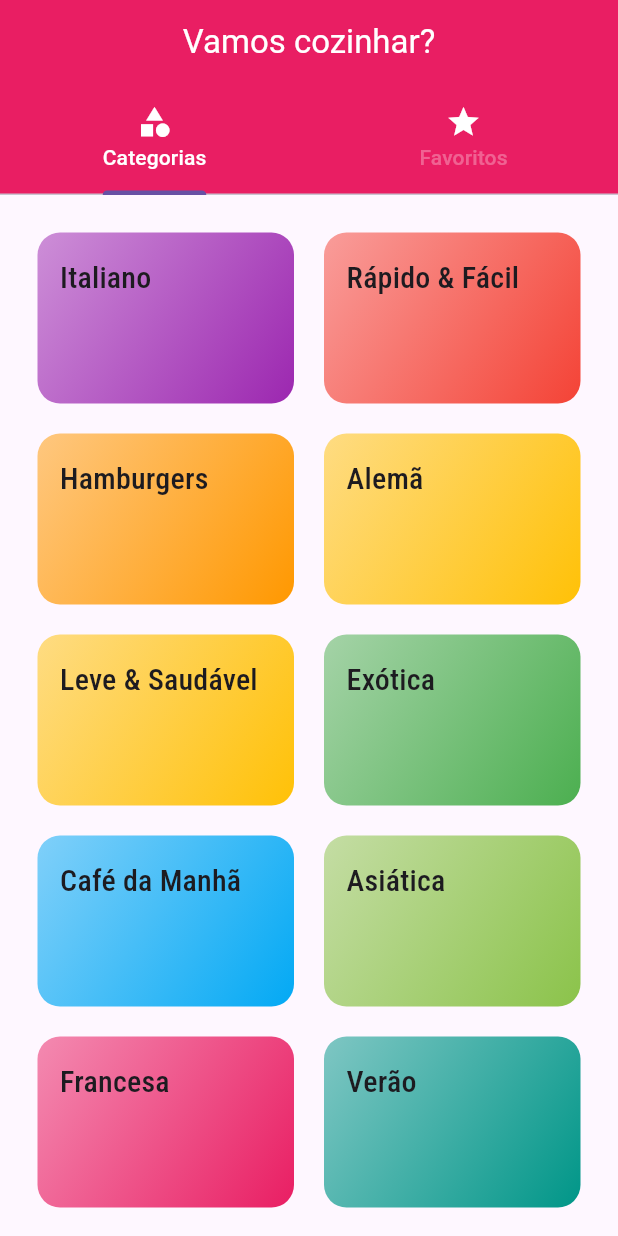
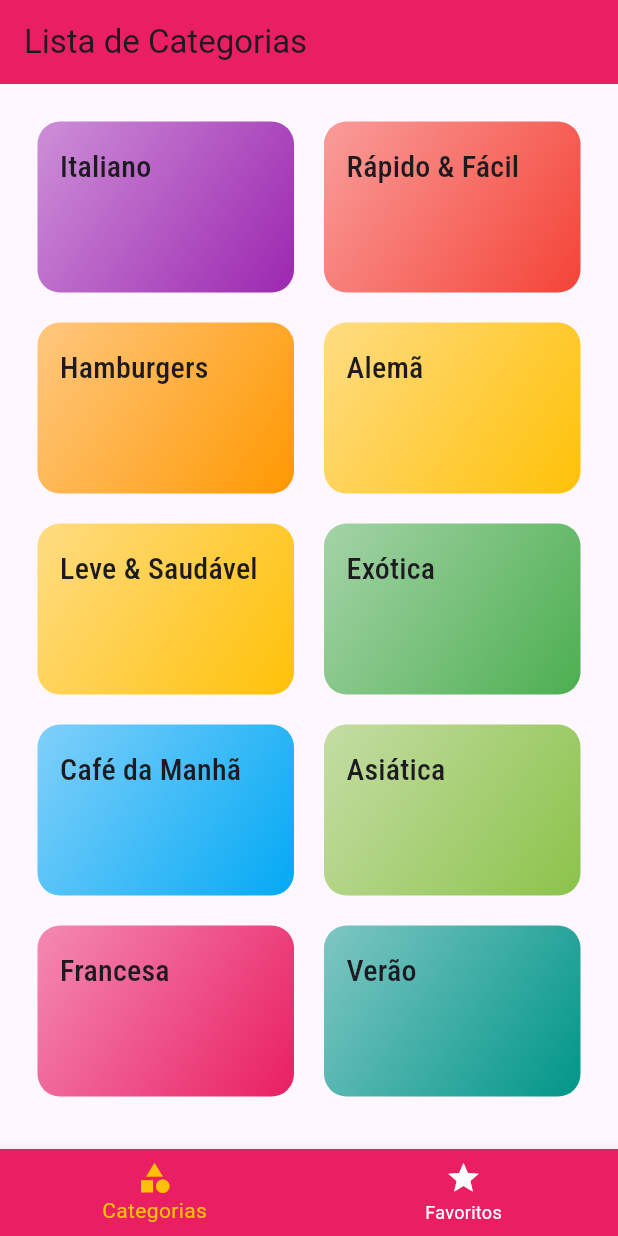
Before and after one commit to TarsisGuerra/multi-screenApp, a Flutter app: the screen it shows after launch, on a phone screen of 412 x 824 dp. Run offline on Flutter 3.47's test engine with Material 3 defaults, Android fonts, the phone set to English and light mode, and no system bars.

Commit message:
Bottom NavigationBar

```diff
--- a/lib/screens/tabs_screen.dart
+++ b/lib/screens/tabs_screen.dart
@@ -2,38 +2,48 @@ import 'package:flutter/material.dart';
 import 'categories_screens.dart';
 import 'favorite_screen.dart';
 
-class TabsScreen extends StatelessWidget {
+class TabsScreen extends StatefulWidget {
   const TabsScreen({super.key});
 
   @override
+  State<TabsScreen> createState() => _TabsScreenState();
+}
+
+class _TabsScreenState extends State<TabsScreen> {
+  int _selectedScreenIndex = 0;
+  final List<Map<String, Object>> _screen = [
+    {'title': 'Lista de Categorias', 'screen': CategoriesScreen()},
+    {'title': 'Meus Favoritos', 'screen': FavoriteScreen()},
+  ];
+
+  _selectedScreen(int index) {
+    setState(() {
+      _selectedScreenIndex = index;
+    });
+  }
+
+  @override
   Widget build(BuildContext context) {
-    return DefaultTabController(
-      length: 2,
-      child: Scaffold(
-        appBar: AppBar(
-          backgroundColor: Theme.of(context).primaryColor,
-          title: Center(
-            child: Text(
-              'Vamos cozinhar?',
-              style: TextStyle(color: Colors.white),
-            ),
+    return Scaffold(
+      appBar: AppBar(
+        backgroundColor: Theme.of(context).primaryColor,
+        title: Text(_screen[_selectedScreenIndex]['title'] as String),
+      ),
+      body: _screen[_selectedScreenIndex]['screen'] as Widget,
+      bottomNavigationBar: BottomNavigationBar(
+        backgroundColor: Theme.of(context).primaryColor,
+        unselectedItemColor: Colors.white,
+        selectedItemColor: Theme.of(context).highlightColor,
+        currentIndex: _selectedScreenIndex,
+        onTap: _selectedScreen,
+
+        items: [
+          BottomNavigationBarItem(
+            icon: Icon(Icons.category),
+            label: 'Categorias',
           ),
-          bottom: TabBar(
-            unselectedLabelColor: Colors.white30,
-            labelColor: Colors.white,
-            tabs: [
-              Tab(
-                icon: Icon(Icons.category, color: Colors.white),
-                text: 'Categorias',
-              ),
-              Tab(
-                icon: Icon(Icons.star, color: Colors.white),
-                text: 'Favoritos',
-              ),
-            ],
-          ),
-        ),
-        body: TabBarView(children: [CategoriesScreen(), FavoriteScreen()]),
+          BottomNavigationBarItem(icon: Icon(Icons.star), label: 'Favoritos'),
+        ],
       ),
     );
   }
```
